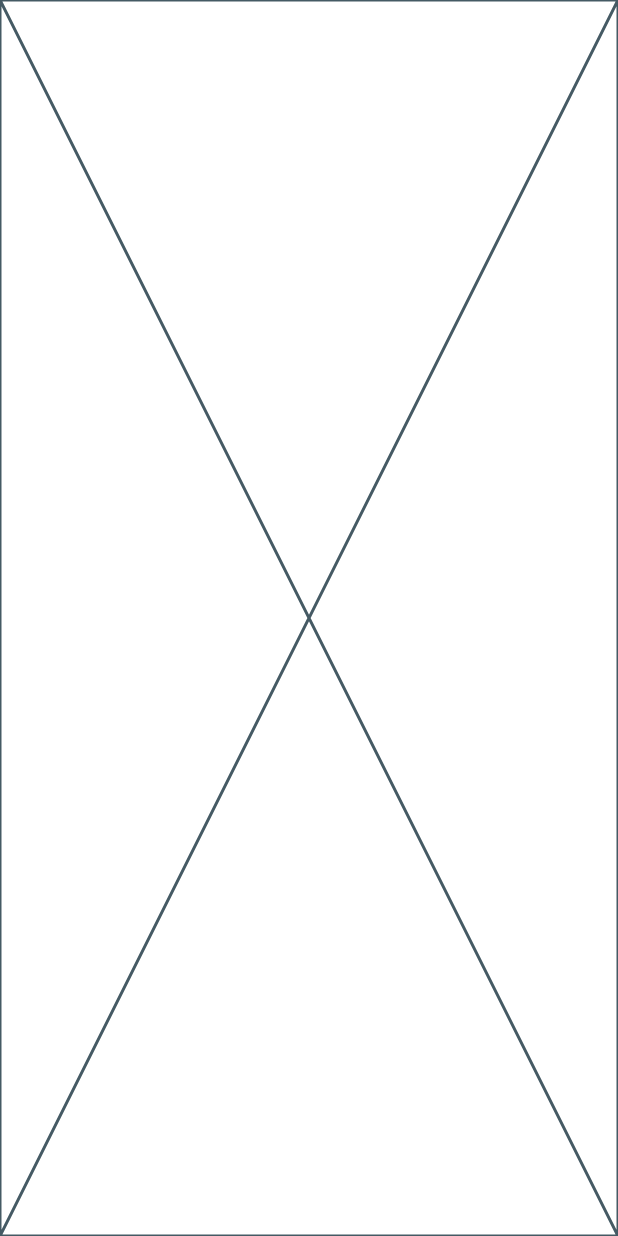
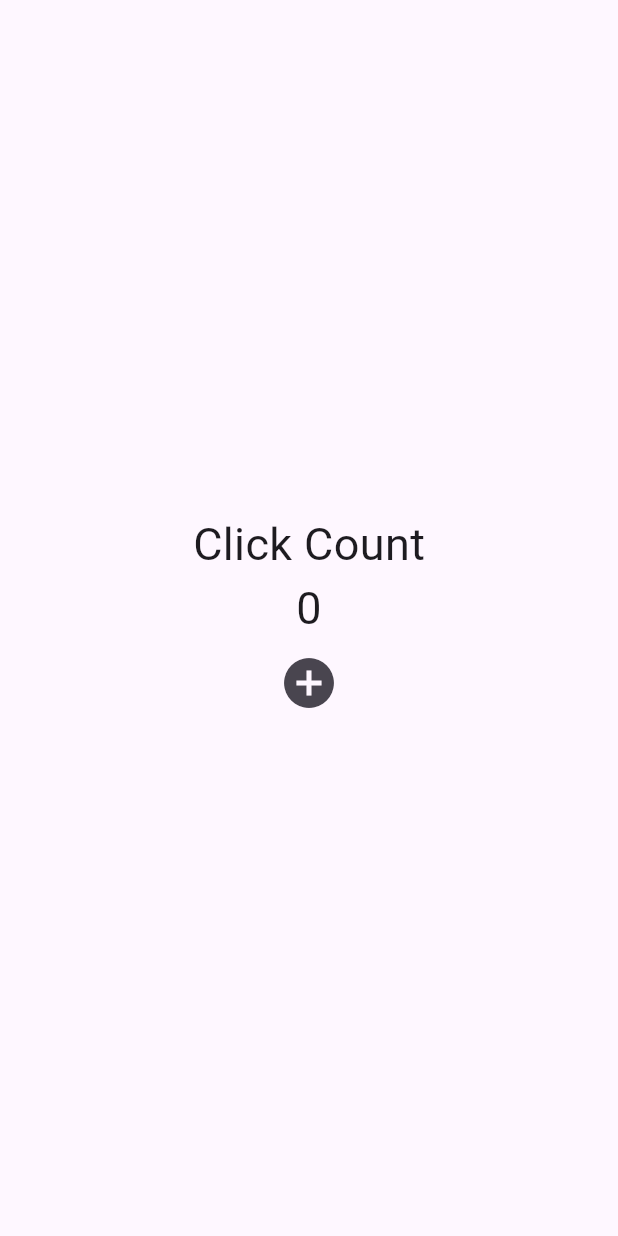
Before and after one commit to heereal/Stateful_Widget, a Flutter app: the screen it shows after launch, on a phone screen of 412 x 824 dp. Run offline on Flutter 3.47's test engine with Material 3 defaults, Android fonts, the phone set to English and light mode, and no system bars.

Commit message:
feat: counter state

```diff
--- a/lib/main.dart
+++ b/lib/main.dart
@@ -4,6 +4,7 @@ void main() {
   runApp(const MyApp());
 }
 
+// 실시간으로 변하는 데이터를 보고 싶을 때 StatefulWidget 사용
 class MyApp extends StatefulWidget {
   const MyApp({super.key});
 
@@ -12,8 +13,43 @@ class MyApp extends StatefulWidget {
 }
 
 class _MyAppState extends State<MyApp> {
+  // 플러터에서 데이터 = Dart의 클래스 프로퍼티
+  int counter = 0;
+  void onClicked() {
+    counter = counter + 1;
+  }
+
   @override
   Widget build(BuildContext context) {
-    return const Placeholder();
+    return MaterialApp(
+      home: Scaffold(
+        body: Center(
+          child: Column(
+            mainAxisAlignment: MainAxisAlignment.center,
+            children: [
+              const Text(
+                'Click Count',
+                style: TextStyle(
+                  fontSize: 30,
+                ),
+              ),
+              Text(
+                '$counter',
+                style: const TextStyle(
+                  fontSize: 30,
+                ),
+              ),
+              IconButton(
+                onPressed: onClicked,
+                icon: const Icon(
+                  Icons.add_circle,
+                ),
+                iconSize: 40,
+              ),
+            ],
+          ),
+        ),
+      ),
+    );
   }
 }
```
